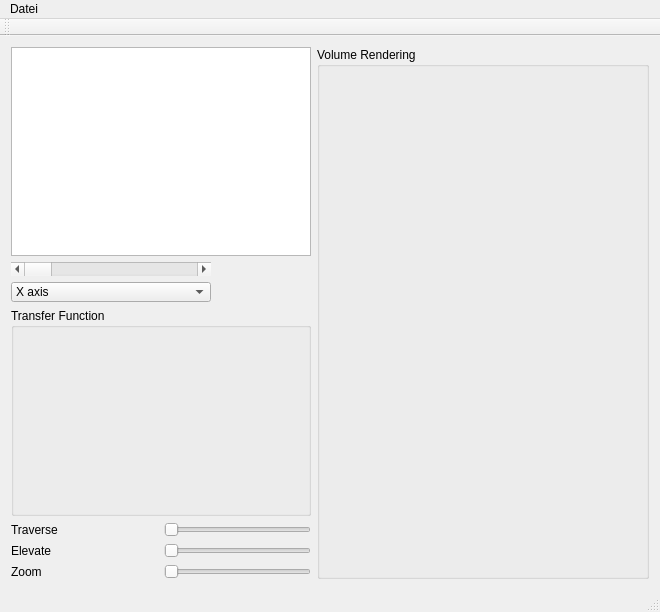
This is Beispiel1/mainwindow.ui in stf80/Visualisierung-LU-WS-2010 as Qt 5 draws it before an edit. The edited form follows.
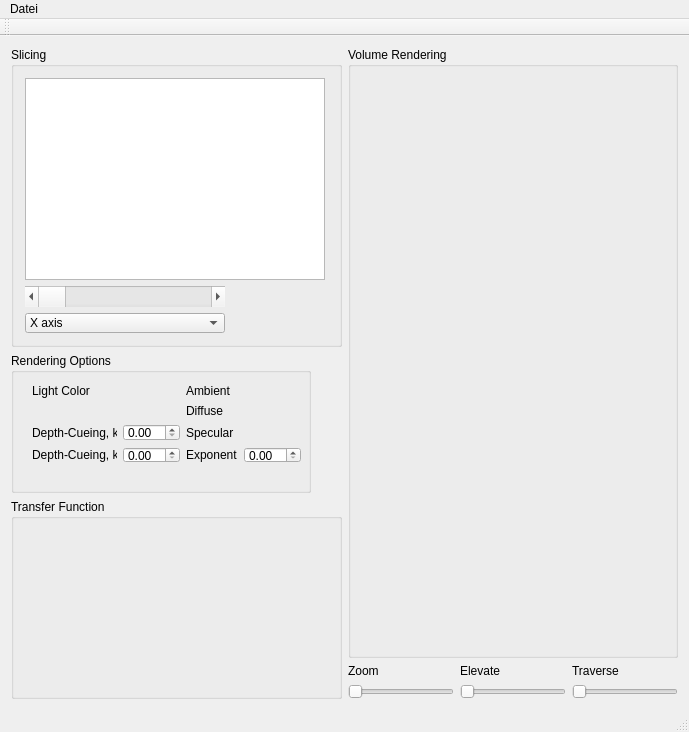
This is the edited form.

Commit message: stf: add rendering options to GUI; change placement of camera controls;

What changed in the file:
```diff
--- a/Beispiel1/mainwindow.ui
+++ b/Beispiel1/mainwindow.ui
@@ -6,21 +6,42 @@
    <rect>
     <x>0</x>
     <y>0</y>
-    <width>660</width>
-    <height>612</height>
+    <width>689</width>
+    <height>732</height>
    </rect>
   </property>
   <property name="windowTitle">
    <string>MainWindow</string>
   </property>
   <widget class="QWidget" name="centralWidget">
-   <layout class="QHBoxLayout" name="horizontalLayout_2">
+   <layout class="QHBoxLayout" name="horizontalLayout">
     <item>
      <layout class="QVBoxLayout" name="verticalLayout">
+      <property name="sizeConstraint">
+       <enum>QLayout::SetDefaultConstraint</enum>
+      </property>
+      <item>
+       <widget class="QGroupBox" name="groupBox">
+        <property name="sizePolicy">
+         <sizepolicy hsizetype="Preferred" vsizetype="MinimumExpanding">
+          <horstretch>0</horstretch>
+          <verstretch>0</verstretch>
+         </sizepolicy>
+        </property>
+        <property name="baseSize">
+         <size>
+          <width>300</width>
+          <height>140</height>
+         </size>
+        </property>
+        <property name="title">
+         <string>Slicing</string>
+        </property>
+        <layout class="QVBoxLayout" name="verticalLayout_3">
       <item>
        <widget class="QGraphicsView" name="slicingView">
         <property name="sizePolicy">
-         <sizepolicy hsizetype="MinimumExpanding" vsizetype="MinimumExpanding">
+            <sizepolicy hsizetype="Minimum" vsizetype="Minimum">
           <horstretch>0</horstretch>
           <verstretch>0</verstretch>
          </sizepolicy>
@@ -42,7 +63,7 @@
       <item>
        <widget class="QScrollBar" name="slicingScrollBar">
         <property name="sizePolicy">
-         <sizepolicy hsizetype="Preferred" vsizetype="Fixed">
+            <sizepolicy hsizetype="MinimumExpanding" vsizetype="Fixed">
           <horstretch>0</horstretch>
           <verstretch>0</verstretch>
          </sizepolicy>
@@ -60,6 +81,12 @@
       </item>
       <item>
        <widget class="QComboBox" name="slicingComboBox">
+           <property name="sizePolicy">
+            <sizepolicy hsizetype="MinimumExpanding" vsizetype="Fixed">
+             <horstretch>0</horstretch>
+             <verstretch>0</verstretch>
+            </sizepolicy>
+           </property>
         <property name="maximumSize">
          <size>
           <width>200</width>
@@ -83,10 +110,120 @@
         </item>
        </widget>
       </item>
+        </layout>
+       </widget>
+      </item>
+      <item>
+       <widget class="QGroupBox" name="optionsGroupBox">
+        <property name="sizePolicy">
+         <sizepolicy hsizetype="Preferred" vsizetype="Preferred">
+          <horstretch>0</horstretch>
+          <verstretch>0</verstretch>
+         </sizepolicy>
+        </property>
+        <property name="minimumSize">
+         <size>
+          <width>300</width>
+          <height>140</height>
+         </size>
+        </property>
+        <property name="maximumSize">
+         <size>
+          <width>300</width>
+          <height>140</height>
+         </size>
+        </property>
+        <property name="baseSize">
+         <size>
+          <width>300</width>
+          <height>140</height>
+         </size>
+        </property>
+        <property name="title">
+         <string>Rendering Options</string>
+        </property>
+        <widget class="QWidget" name="">
+         <property name="geometry">
+          <rect>
+           <x>10</x>
+           <y>20</y>
+           <width>291</width>
+           <height>101</height>
+          </rect>
+         </property>
+         <layout class="QGridLayout" name="optionsLayout">
+          <property name="sizeConstraint">
+           <enum>QLayout::SetDefaultConstraint</enum>
+          </property>
+          <item row="3" column="0">
+           <widget class="QLabel" name="label_10">
+            <property name="text">
+             <string>Depth-Cueing, k2</string>
+            </property>
+           </widget>
+          </item>
+          <item row="3" column="1">
+           <widget class="QDoubleSpinBox" name="k2SpinBox"/>
+          </item>
+          <item row="2" column="0">
+           <widget class="QLabel" name="label_9">
+            <property name="text">
+             <string>Depth-Cueing, k1</string>
+            </property>
+           </widget>
+          </item>
+          <item row="2" column="1">
+           <widget class="QDoubleSpinBox" name="k1SpinBox"/>
+          </item>
+          <item row="1" column="2">
+           <widget class="QLabel" name="label_6">
+            <property name="text">
+             <string>Diffuse</string>
+            </property>
+           </widget>
+          </item>
+          <item row="2" column="2">
+           <widget class="QLabel" name="label_7">
+            <property name="text">
+             <string>Specular</string>
+            </property>
+           </widget>
+          </item>
+          <item row="3" column="2">
+           <widget class="QLabel" name="label_8">
+            <property name="text">
+             <string>Exponent</string>
+            </property>
+           </widget>
+          </item>
+          <item row="0" column="0">
+           <widget class="QLabel" name="label_4">
+            <property name="frameShape">
+             <enum>QFrame::NoFrame</enum>
+            </property>
+            <property name="text">
+             <string>Light Color</string>
+            </property>
+           </widget>
+          </item>
+          <item row="0" column="2">
+           <widget class="QLabel" name="label_5">
+            <property name="text">
+             <string>Ambient</string>
+            </property>
+           </widget>
+          </item>
+          <item row="3" column="3">
+           <widget class="QDoubleSpinBox" name="exponentSpinBox"/>
+          </item>
+         </layout>
+        </widget>
+       </widget>
+      </item>
       <item>
        <widget class="QGroupBox" name="transferFunctionGroupBox">
         <property name="sizePolicy">
-         <sizepolicy hsizetype="Preferred" vsizetype="MinimumExpanding">
+         <sizepolicy hsizetype="Minimum" vsizetype="Minimum">
           <horstretch>0</horstretch>
           <verstretch>0</verstretch>
          </sizepolicy>
@@ -102,57 +239,30 @@
         </property>
        </widget>
       </item>
-      <item>
-       <layout class="QHBoxLayout" name="horizontalLayout_4">
-        <item>
-         <widget class="QLabel" name="label_2">
-          <property name="text">
-           <string>Traverse</string>
-          </property>
-         </widget>
-        </item>
-        <item>
-         <widget class="QSlider" name="traverseSlider">
-          <property name="sizePolicy">
-           <sizepolicy hsizetype="Preferred" vsizetype="Fixed">
-            <horstretch>0</horstretch>
-            <verstretch>0</verstretch>
-           </sizepolicy>
-          </property>
-          <property name="orientation">
-           <enum>Qt::Horizontal</enum>
-          </property>
-         </widget>
-        </item>
        </layout>
       </item>
       <item>
-       <layout class="QHBoxLayout" name="horizontalLayout_3">
+     <layout class="QVBoxLayout" name="verticalLayout_2">
         <item>
-         <widget class="QLabel" name="label">
-          <property name="text">
-           <string>Elevate</string>
-          </property>
-         </widget>
-        </item>
-        <item>
-         <widget class="QSlider" name="elevateSlider">
+       <widget class="QGroupBox" name="rendererGroupBox">
           <property name="sizePolicy">
-           <sizepolicy hsizetype="Preferred" vsizetype="Fixed">
+         <sizepolicy hsizetype="MinimumExpanding" vsizetype="Expanding">
             <horstretch>0</horstretch>
             <verstretch>0</verstretch>
            </sizepolicy>
           </property>
-          <property name="orientation">
-           <enum>Qt::Horizontal</enum>
-          </property>
-         </widget>
-        </item>
-       </layout>
-      </item>
+        <property name="title">
+         <string>Volume Rendering</string>
+        </property>
+        <zorder>groupBox</zorder>
+       </widget>
+      </item>
       <item>
-       <layout class="QHBoxLayout" name="horizontalLayout">
-        <item>
+       <layout class="QGridLayout" name="gridLayout">
+        <property name="spacing">
+         <number>6</number>
+        </property>
+        <item row="0" column="0">
          <widget class="QLabel" name="label_3">
           <property name="maximumSize">
            <size>
@@ -165,10 +275,24 @@
           </property>
          </widget>
         </item>
-        <item>
+        <item row="0" column="2">
+         <widget class="QLabel" name="label">
+          <property name="text">
+           <string>Elevate</string>
+          </property>
+         </widget>
+        </item>
+        <item row="0" column="3">
+         <widget class="QLabel" name="label_2">
+          <property name="text">
+           <string>Traverse</string>
+          </property>
+         </widget>
+        </item>
+        <item row="1" column="0">
          <widget class="QSlider" name="zoomSlider">
           <property name="sizePolicy">
-           <sizepolicy hsizetype="Preferred" vsizetype="Fixed">
+           <sizepolicy hsizetype="MinimumExpanding" vsizetype="Fixed">
             <horstretch>0</horstretch>
             <verstretch>0</verstretch>
            </sizepolicy>
@@ -184,22 +308,35 @@
           </property>
          </widget>
         </item>
-       </layout>
-      </item>
-     </layout>
-    </item>
-    <item>
-     <widget class="QGroupBox" name="rendererGroupBox">
+        <item row="1" column="2">
+         <widget class="QSlider" name="elevateSlider">
+          <property name="sizePolicy">
+           <sizepolicy hsizetype="MinimumExpanding" vsizetype="Fixed">
+            <horstretch>0</horstretch>
+            <verstretch>0</verstretch>
+           </sizepolicy>
+          </property>
+          <property name="orientation">
+           <enum>Qt::Horizontal</enum>
+          </property>
+         </widget>
+        </item>
+        <item row="1" column="3">
+         <widget class="QSlider" name="traverseSlider">
       <property name="sizePolicy">
-       <sizepolicy hsizetype="Expanding" vsizetype="Expanding">
+           <sizepolicy hsizetype="MinimumExpanding" vsizetype="Fixed">
         <horstretch>0</horstretch>
         <verstretch>0</verstretch>
        </sizepolicy>
       </property>
-      <property name="title">
-       <string>Volume Rendering</string>
-      </property>
-     </widget>
+          <property name="orientation">
+           <enum>Qt::Horizontal</enum>
+          </property>
+         </widget>
+        </item>
+       </layout>
+      </item>
+     </layout>
     </item>
    </layout>
   </widget>
@@ -208,8 +345,8 @@
     <rect>
      <x>0</x>
      <y>0</y>
-     <width>660</width>
-     <height>23</height>
+     <width>689</width>
+     <height>20</height>
     </rect>
    </property>
    <widget class="QMenu" name="menuDatei">
```
Left out of the diff: 2 changed lines with no effect on the pictures. Lines whose indentation alone changed are shown as unchanged. The commit also changes 3 other files.
